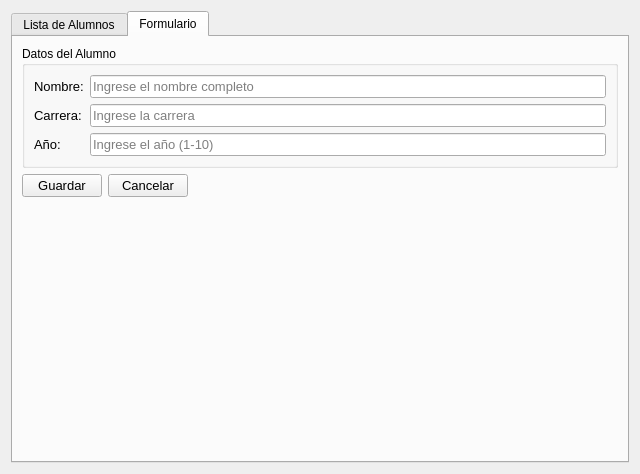
Qt form ui/alumnos.ui (Luis-hub-sourse/PROYECTO-MASIVO-TEST) before a commit.
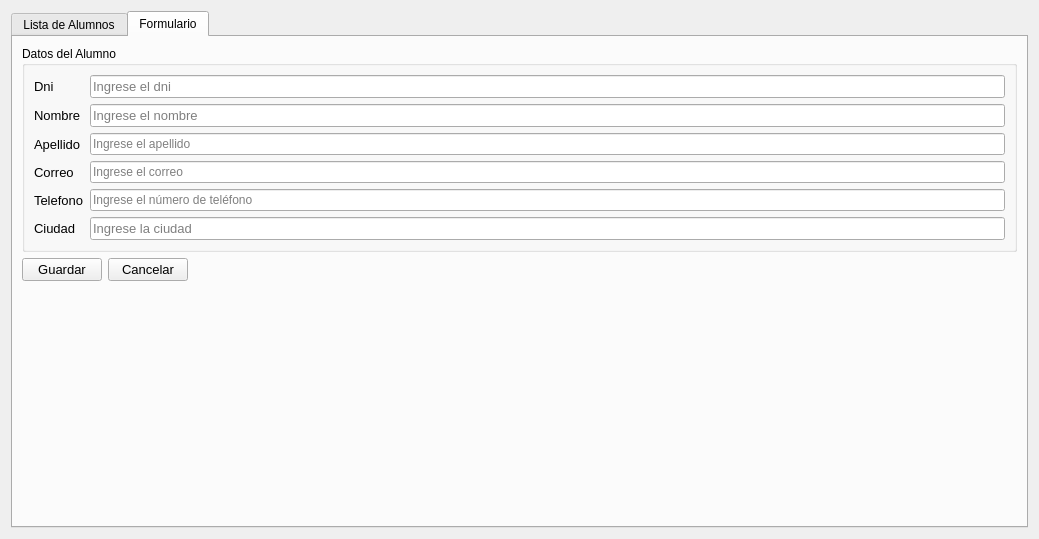
The same form after that commit. The open tabs and pages were chosen to show the change.

Commit message: Actualización funciones de la rama Alumno

```diff
--- a/ui/alumnos.ui
+++ b/ui/alumnos.ui
@@ -6,8 +6,8 @@
    <rect>
     <x>0</x>
     <y>0</y>
-    <width>640</width>
-    <height>474</height>
+    <width>1039</width>
+    <height>539</height>
    </rect>
   </property>
   <property name="minimumSize">
@@ -129,19 +129,19 @@
              </font>
             </property>
             <property name="text">
-             <string>Nombre:</string>
+             <string>Dni</string>
             </property>
            </widget>
           </item>
           <item row="0" column="1">
-           <widget class="QLineEdit" name="txtNombre">
+           <widget class="QLineEdit" name="txtDni">
             <property name="font">
              <font>
               <pointsize>10</pointsize>
              </font>
             </property>
             <property name="placeholderText">
-             <string>Ingrese el nombre completo</string>
+             <string>Ingrese el dni</string>
             </property>
            </widget>
           </item>
@@ -153,43 +153,100 @@
              </font>
             </property>
             <property name="text">
-             <string>Carrera:</string>
+             <string>Nombre</string>
             </property>
            </widget>
           </item>
           <item row="1" column="1">
-           <widget class="QLineEdit" name="txtCarrera">
+           <widget class="QLineEdit" name="txtNombre">
             <property name="font">
              <font>
               <pointsize>10</pointsize>
              </font>
             </property>
             <property name="placeholderText">
-             <string>Ingrese la carrera</string>
+             <string>Ingrese el nombre</string>
             </property>
            </widget>
           </item>
-          <item row="2" column="0">
-           <widget class="QLabel" name="label_4">
+          <item row="5" column="0">
+           <widget class="QLabel" name="labelCiudad">
             <property name="font">
              <font>
               <pointsize>10</pointsize>
              </font>
             </property>
             <property name="text">
-             <string>Año:</string>
+             <string>Ciudad</string>
+            </property>
+           </widget>
+          </item>
+          <item row="5" column="1">
+           <widget class="QLineEdit" name="txtCiudad">
+            <property name="font">
+             <font>
+              <pointsize>10</pointsize>
+             </font>
+            </property>
+            <property name="placeholderText">
+             <string>Ingrese la ciudad</string>
             </property>
            </widget>
           </item>
           <item row="2" column="1">
-           <widget class="QLineEdit" name="txtAnio">
+           <widget class="QLineEdit" name="txtApellido">
+            <property name="placeholderText">
+             <string>Ingrese el apellido</string>
+            </property>
+           </widget>
+          </item>
+          <item row="2" column="0">
+           <widget class="QLabel" name="labelApellido">
             <property name="font">
              <font>
               <pointsize>10</pointsize>
              </font>
             </property>
+            <property name="text">
+             <string>Apellido</string>
+            </property>
+           </widget>
+          </item>
+          <item row="3" column="1">
+           <widget class="QLineEdit" name="txtCorreo">
             <property name="placeholderText">
-             <string>Ingrese el año (1-10)</string>
+             <string>Ingrese el correo</string>
+            </property>
+           </widget>
+          </item>
+          <item row="3" column="0">
+           <widget class="QLabel" name="labelCorreo">
+            <property name="font">
+             <font>
+              <pointsize>10</pointsize>
+             </font>
+            </property>
+            <property name="text">
+             <string>Correo</string>
+            </property>
+           </widget>
+          </item>
+          <item row="4" column="1">
+           <widget class="QLineEdit" name="txtTelefono">
+            <property name="placeholderText">
+             <string>Ingrese el número de teléfono</string>
+            </property>
+           </widget>
+          </item>
+          <item row="4" column="0">
+           <widget class="QLabel" name="labelTelefono">
+            <property name="font">
+             <font>
+              <pointsize>10</pointsize>
+             </font>
+            </property>
+            <property name="text">
+             <string>Telefono</string>
             </property>
            </widget>
           </item>
```
Left out of the diff: 24 changed lines with no effect on the pictures. The commit also changes 4 other files.
